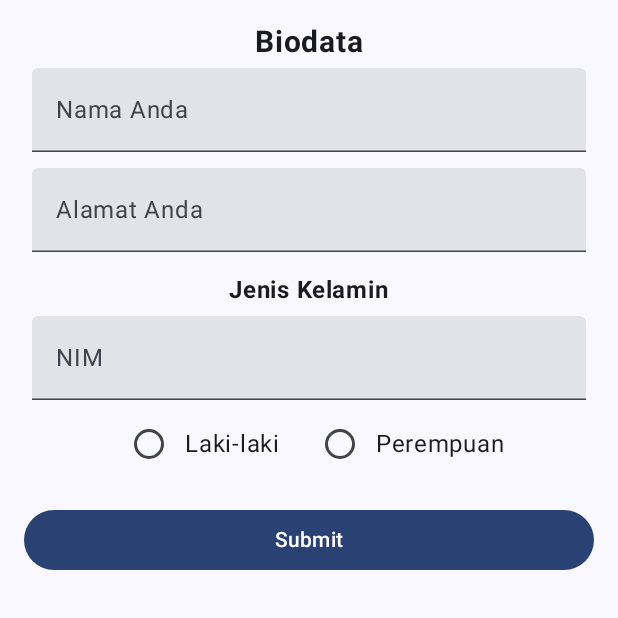
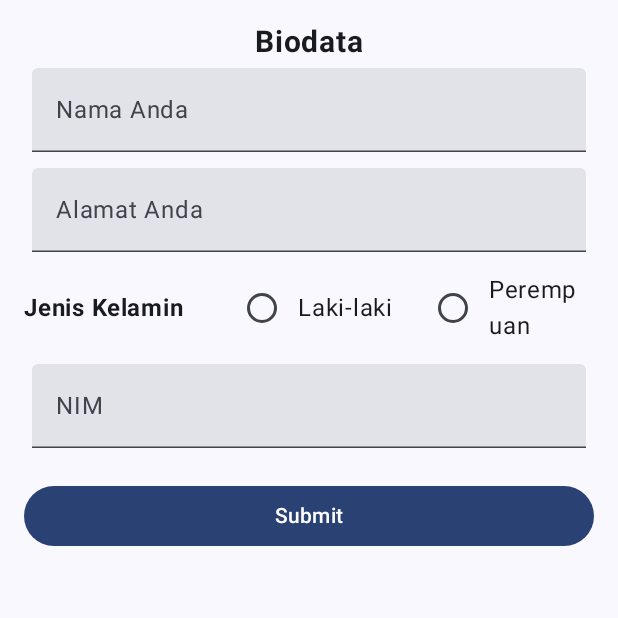
Before and after one commit to nicodwirahman/QuestNavigasiMVVM_156, an Android app built with Jetpack Compose: the screen it shows after launch (MainActivity), on a phone screen of 412 x 824 dp, the top half of it. Run offline under Robolectric (Android 15) with nearby library versions, the phone set to English and light mode, and no system bars.

```diff
--- a/app/src/main/java/com/example/mvvm/ui/view/ForumulirView.kt
+++ b/app/src/main/java/com/example/mvvm/ui/view/ForumulirView.kt
@@ -24,6 +24,7 @@ import androidx.compose.ui.text.font.FontWeight
 import androidx.compose.ui.text.input.KeyboardType
 import androidx.compose.ui.unit.dp
 import androidx.compose.ui.unit.sp
+import com.example.mvvm.model.Mahasiswa
 
 @Composable
 fun FormulirView(
@@ -33,11 +34,11 @@ fun FormulirView(
 ) {
     var nama by remember { mutableStateOf("") }
     var email by remember { mutableStateOf("") }
-    var noHp by remember { mutableStateOf("") }
+    var nohp by remember { mutableStateOf("") }
     var alamat by remember { mutableStateOf("") }
     var jenisK by remember { mutableStateOf("") }
     var nim by remember { mutableStateOf("") }
-    var listData: MutableList<String> = mutableListOf(nama, jenisK, alamat)
+    var listData: MutableList<String> = mutableListOf(nama, jenisK, alamat, nim)
 
     Column(
         modifier = modifier
@@ -51,6 +52,7 @@ fun FormulirView(
             fontSize = 20.sp
         )
 
+
         TextField(
             modifier = Modifier
                 .fillMaxWidth()
@@ -61,8 +63,7 @@ fun FormulirView(
             placeholder = { Text("Masukkan Nama Anda") }
         )
 
-
-
+        // TextField for Alamat
         TextField(
             modifier = Modifier
                 .fillMaxWidth()
@@ -73,27 +74,21 @@ fun FormulirView(
             placeholder = { Text("Masukkan Alamat Anda") }
         )
 
-        Text(
-            modifier = Modifier.padding(top = 8.dp),
-            text = "Jenis Kelamin",
-            fontWeight = FontWeight.Bold
-        )
-
-        TextField(
-            value = nim,
-            onValueChange = { nim = it },
+        // Jenis Kelamin Section
+        Row(
             modifier = Modifier
                 .fillMaxWidth()
-                .padding(5.dp),
-            label = { Text("NIM") },
-            placeholder = { Text("Masukkan NIM Anda") },
-            keyboardOptions = KeyboardOptions(keyboardType = KeyboardType.Number)  // Set keyboard type to number
+                .padding(vertical = 8.dp),
+            verticalAlignment = Alignment.CenterVertically
+        ) {
+            Text(
+                text = "Jenis Kelamin",
+                fontWeight = FontWeight.Bold,
+                modifier = Modifier.weight(1f)
             )
-
-        // Gender Selection Radio Buttons
             Row(
-            modifier = Modifier.fillMaxWidth(),
-            horizontalArrangement = Arrangement.Center
+                horizontalArrangement = Arrangement.SpaceBetween,
+                modifier = Modifier.weight(2f)
             ) {
                 pilihanJk.forEach { selectedJK ->
                     Row(
@@ -108,13 +103,29 @@ fun FormulirView(
                     }
                 }
             }
+        }
 
+        // TextField for NIM
+        TextField(
+            value = nim,
+            onValueChange = { nim = it },
+            modifier = Modifier
+                .fillMaxWidth()
+                .padding(5.dp),
+            label = { Text("NIM") },
+            placeholder = { Text("Masukkan NIM Anda") },
+            keyboardOptions = KeyboardOptions(keyboardType = KeyboardType.Number)
+        )
+
+
+        // Submit Button
         Button(
             onClick = {
                 listData[0] = nama
                 listData[1] = alamat
                 listData[2] = jenisK
                 listData[3] = nim
+                listData[4] = nohp
                 onClickButton(listData)
             },
             modifier = Modifier
```
Lines whose indentation alone changed are shown as unchanged.
